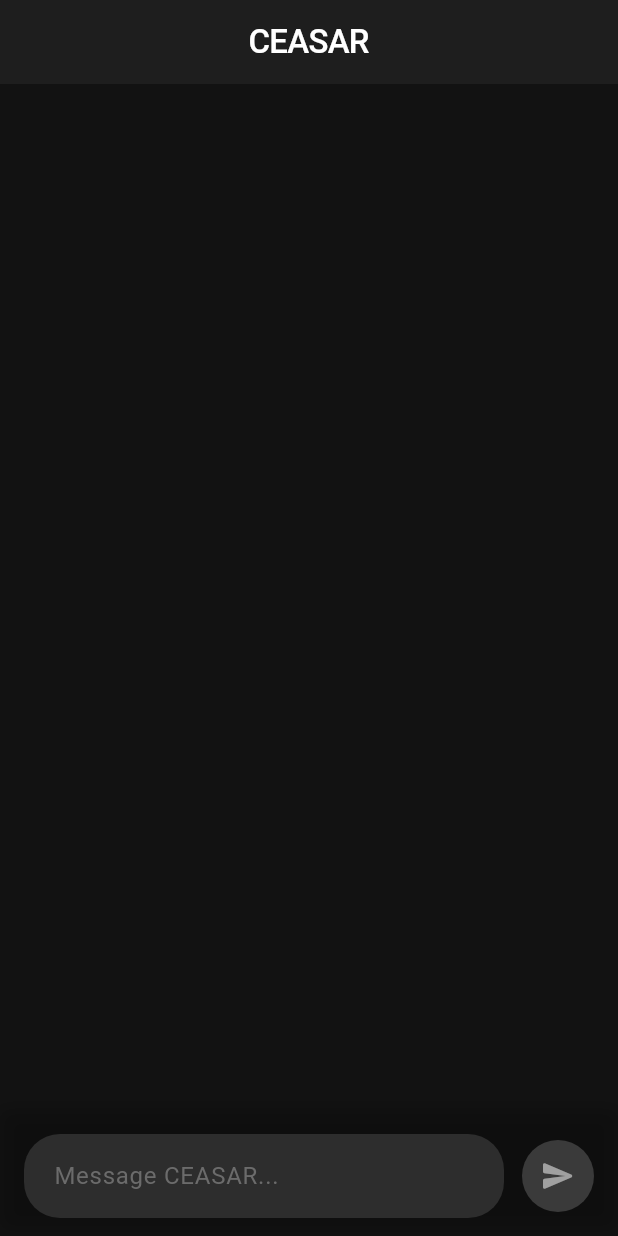
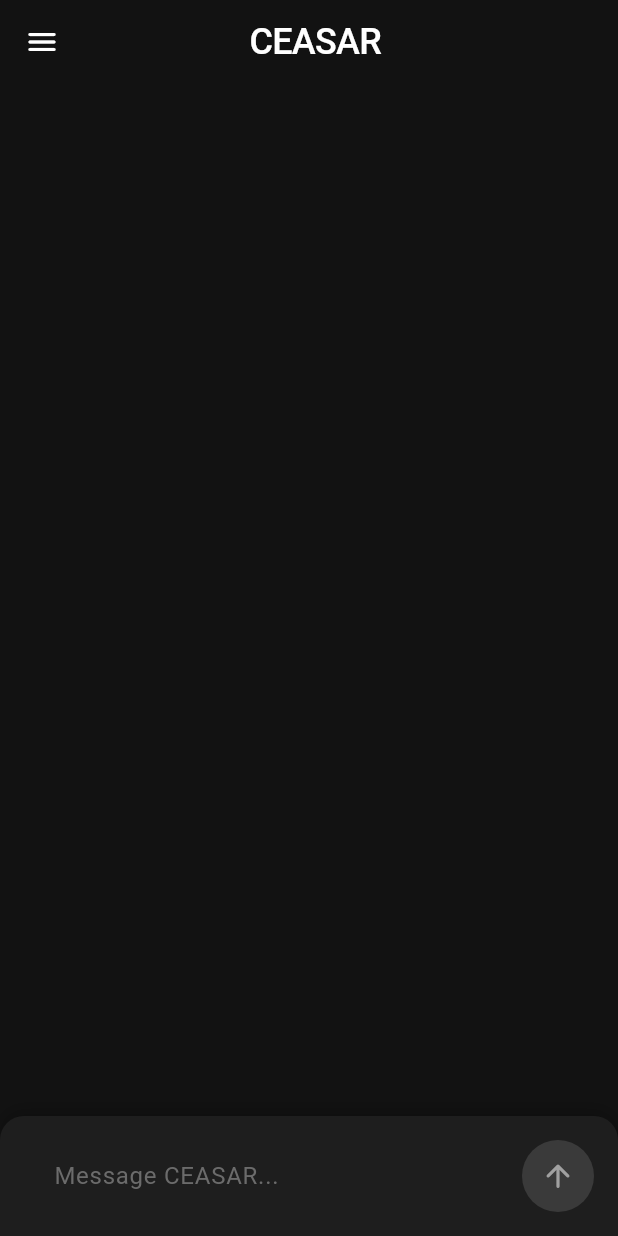
Before and after one commit to Zyphon12342/Caesar, a Flutter app: the screen it shows after launch, on a phone screen of 412 x 824 dp. Run offline on Flutter 3.47's test engine with Material 3 defaults, Android fonts, the phone set to English and light mode, and no system bars.

Commit message:
little better ui

```diff
--- a/ceasar_frontend/lib/screens/chatScreen/chat_screen.dart
+++ b/ceasar_frontend/lib/screens/chatScreen/chat_screen.dart
@@ -12,6 +12,9 @@
   final List<ChatMessage> _messages = [];
   bool _isTyping = false;
   late AnimationController _typingController;
+  late ScrollController _scrollController;
+  double _lastScrollOffset = 0;
+  bool _isScrolledUp = false;
 
   @override
   void initState() {
@@ -20,12 +23,31 @@
       vsync: this,
       duration: const Duration(milliseconds: 1200),
     )..repeat();
+
+    _scrollController = ScrollController();
+    _scrollController.addListener(_handleScroll);
+  }
+
+  void _handleScroll() {
+    final currentOffset = _scrollController.offset;
+    setState(() {
+      _isScrolledUp = currentOffset > _lastScrollOffset && currentOffset > 50;
+    });
+    _lastScrollOffset = currentOffset;
+  }
+
+  void _clearMessages() {
+    setState(() {
+      _messages.clear();
+      _isTyping = false;
+    });
   }
 
   @override
   void dispose() {
     _messageController.dispose();
     _typingController.dispose();
+    _scrollController.dispose();
     super.dispose();
   }
 
@@ -41,7 +63,7 @@
       setState(() {
         _isTyping = false;
         _messages.add(ChatMessage(
-          text: "Response with updated left-aligned loading and rounded input",
+          text: "Response message",
           isUser: false,
         ));
       });
@@ -54,21 +76,39 @@
       backgroundColor: const Color(0xFF121212),
       appBar: AppBar(
         elevation: 0,
-        backgroundColor: const Color(0xFF1E1E1E),
-        title: const Text(
-          'CEASAR',
-          style: TextStyle(
-            color: Colors.white,
-            fontWeight: FontWeight.w500,
-            letterSpacing: -0.5,
+        backgroundColor: _isScrolledUp ? const Color(0xFF1E1E1E) : Colors.transparent,
+        leading: IconButton(
+          icon: const Icon(Icons.menu_rounded, color: Colors.white),
+          onPressed: () {},
+        ),
+        title: AnimatedAlign(
+          duration: const Duration(milliseconds: 500),
+          alignment: _messages.isEmpty ? const Alignment(-0.2, 0) : Alignment(-1.25, 0),
+          curve: Curves.easeInOutCubic,
+          child: Text(
+            'CEASAR',
+            style: TextStyle(
+              color: Colors.white,
+              fontWeight: FontWeight.w500,
+              fontSize: _messages.isEmpty ? 24 : 18,
+              letterSpacing: -0.5,
+            ),
           ),
         ),
-        centerTitle: true,
+        centerTitle: _messages.isEmpty,
+        actions: [
+          if (_messages.isNotEmpty)
+            IconButton(
+              icon: const Icon(Icons.delete_outline, color: Colors.white),
+              onPressed: _clearMessages,
+            ),
+        ],
       ),
       body: Column(
         children: [
           Expanded(
             child: ListView.builder(
+              controller: _scrollController,
               padding: const EdgeInsets.only(top: 16),
               itemCount: _messages.length + (_isTyping ? 1 : 0),
               itemBuilder: (context, index) {
@@ -85,9 +125,14 @@
               },
             ),
           ),
+          // Keep the existing message input container
           Container(
             decoration: BoxDecoration(
-              // color: const Color(0xFF1E1E1E),
+              color: const Color(0xFF1E1E1E),
+              borderRadius: const BorderRadius.only(
+                topLeft: Radius.circular(16),
+                topRight: Radius.circular(16),
+              ),
               boxShadow: [
                 BoxShadow(
                   color: Colors.black.withOpacity(0.2),
@@ -107,7 +152,6 @@
                     Expanded(
                       child: Container(
                         decoration: BoxDecoration(
-                          color: const Color(0xFF2D2D2D),
                           borderRadius: BorderRadius.circular(24),
                         ),
                         child: TextField(
@@ -134,7 +178,7 @@
                         shape: BoxShape.circle,
                       ),
                       child: IconButton(
-                        icon: const Icon(Icons.send_rounded,
+                        icon: const Icon(Icons.arrow_upward_rounded,
                             color: Color(0xFFA0A0A0)),
                         onPressed: () => _handleSubmitted(_messageController.text),
                       ),
```
